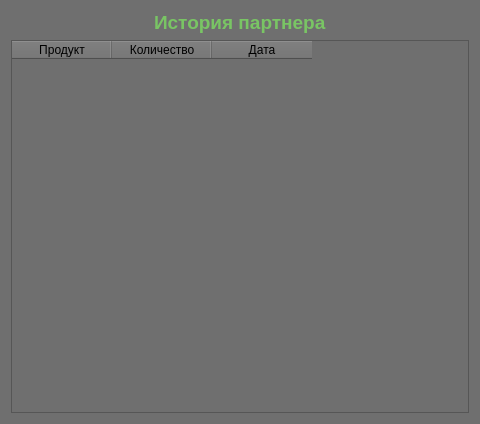
This is pyqt_ui/partner_history.ui in mrfrend/master_pol as Qt 5 draws it before an edit. The edited form follows.
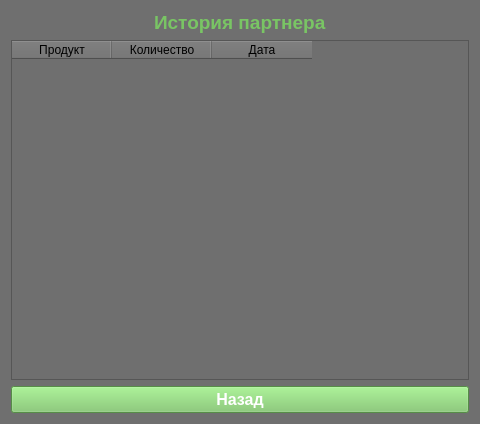
This is the edited form.

Commit message: feat: add back buttons

The edit to the form file:
```diff
--- a/pyqt_ui/partner_history.ui
+++ b/pyqt_ui/partner_history.ui
@@ -79,6 +79,169 @@
        </column>
       </widget>
      </item>
+     <item>
+      <widget class="QPushButton" name="back_button">
+       <property name="palette">
+        <palette>
+         <active>
+          <colorrole role="Button">
+           <brush brushstyle="SolidPattern">
+            <color alpha="255">
+             <red>121</red>
+             <green>197</green>
+             <blue>100</blue>
+            </color>
+           </brush>
+          </colorrole>
+          <colorrole role="Text">
+           <brush brushstyle="SolidPattern">
+            <color alpha="255">
+             <red>255</red>
+             <green>255</green>
+             <blue>255</blue>
+            </color>
+           </brush>
+          </colorrole>
+          <colorrole role="ButtonText">
+           <brush brushstyle="SolidPattern">
+            <color alpha="255">
+             <red>255</red>
+             <green>255</green>
+             <blue>255</blue>
+            </color>
+           </brush>
+          </colorrole>
+          <colorrole role="Base">
+           <brush brushstyle="SolidPattern">
+            <color alpha="255">
+             <red>121</red>
+             <green>197</green>
+             <blue>100</blue>
+            </color>
+           </brush>
+          </colorrole>
+          <colorrole role="Window">
+           <brush brushstyle="SolidPattern">
+            <color alpha="255">
+             <red>121</red>
+             <green>197</green>
+             <blue>100</blue>
+            </color>
+           </brush>
+          </colorrole>
+         </active>
+         <inactive>
+          <colorrole role="Button">
+           <brush brushstyle="SolidPattern">
+            <color alpha="255">
+             <red>121</red>
+             <green>197</green>
+             <blue>100</blue>
+            </color>
+           </brush>
+          </colorrole>
+          <colorrole role="Text">
+           <brush brushstyle="SolidPattern">
+            <color alpha="255">
+             <red>255</red>
+             <green>255</green>
+             <blue>255</blue>
+            </color>
+           </brush>
+          </colorrole>
+          <colorrole role="ButtonText">
+           <brush brushstyle="SolidPattern">
+            <color alpha="255">
+             <red>255</red>
+             <green>255</green>
+             <blue>255</blue>
+            </color>
+           </brush>
+          </colorrole>
+          <colorrole role="Base">
+           <brush brushstyle="SolidPattern">
+            <color alpha="255">
+             <red>121</red>
+             <green>197</green>
+             <blue>100</blue>
+            </color>
+           </brush>
+          </colorrole>
+          <colorrole role="Window">
+           <brush brushstyle="SolidPattern">
+            <color alpha="255">
+             <red>121</red>
+             <green>197</green>
+             <blue>100</blue>
+            </color>
+           </brush>
+          </colorrole>
+         </inactive>
+         <disabled>
+          <colorrole role="Button">
+           <brush brushstyle="SolidPattern">
+            <color alpha="255">
+             <red>121</red>
+             <green>197</green>
+             <blue>100</blue>
+            </color>
+           </brush>
+          </colorrole>
+          <colorrole role="Text">
+           <brush brushstyle="SolidPattern">
+            <color alpha="255">
+             <red>120</red>
+             <green>120</green>
+             <blue>120</blue>
+            </color>
+           </brush>
+          </colorrole>
+          <colorrole role="ButtonText">
+           <brush brushstyle="SolidPattern">
+            <color alpha="255">
+             <red>120</red>
+             <green>120</green>
+             <blue>120</blue>
+            </color>
+           </brush>
+          </colorrole>
+          <colorrole role="Base">
+           <brush brushstyle="SolidPattern">
+            <color alpha="255">
+             <red>121</red>
+             <green>197</green>
+             <blue>100</blue>
+            </color>
+           </brush>
+          </colorrole>
+          <colorrole role="Window">
+           <brush brushstyle="SolidPattern">
+            <color alpha="255">
+             <red>121</red>
+             <green>197</green>
+             <blue>100</blue>
+            </color>
+           </brush>
+          </colorrole>
+         </disabled>
+        </palette>
+       </property>
+       <property name="font">
+        <font>
+         <family>MS Shell Dlg 2</family>
+         <pointsize>12</pointsize>
+         <weight>75</weight>
+         <bold>true</bold>
+        </font>
+       </property>
+       <property name="styleSheet">
+        <string notr="true">background-color: rgb(121, 197, 100);</string>
+       </property>
+       <property name="text">
+        <string>Назад</string>
+       </property>
+      </widget>
+     </item>
     </layout>
    </item>
   </layout>
```
The commit also changes 5 other files.
